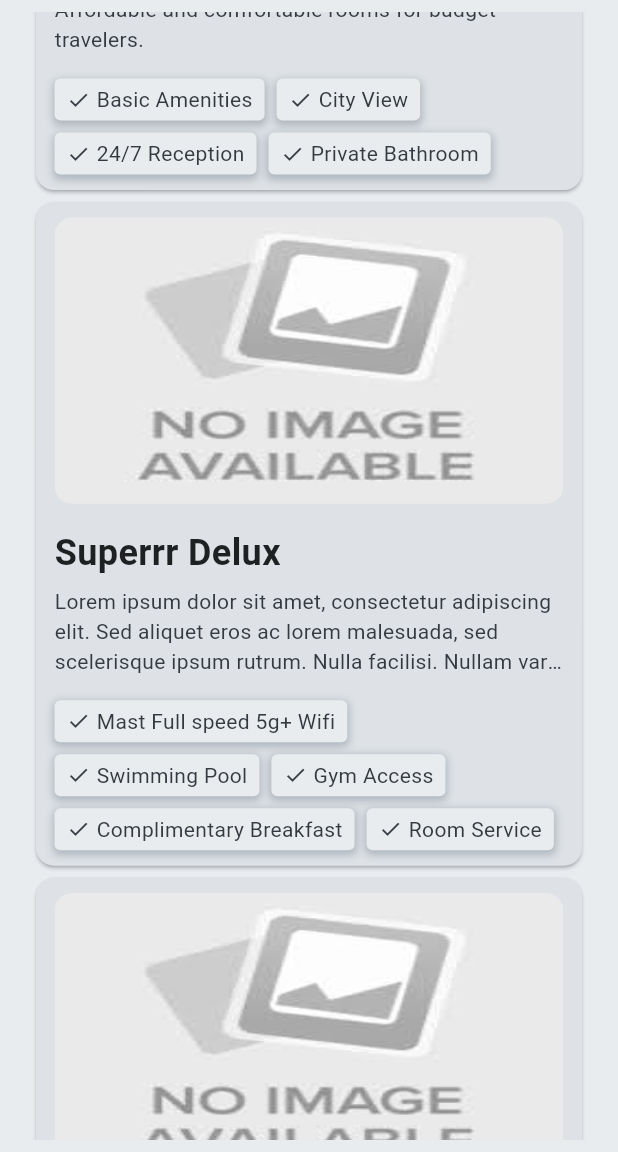
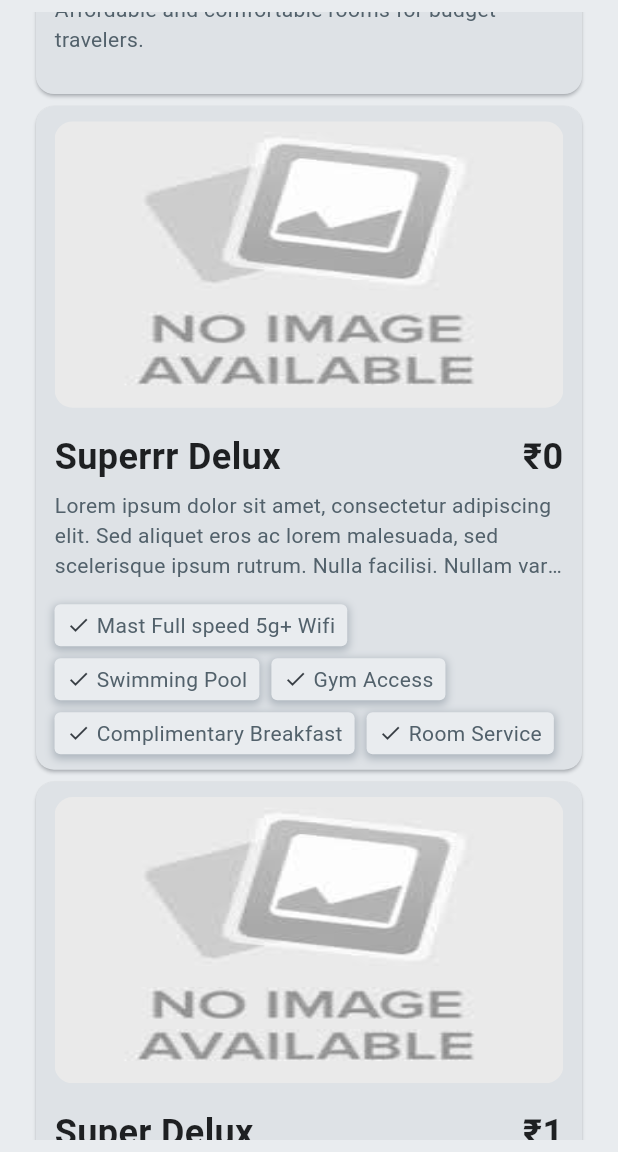
Before and after one commit to J7K7/dbs-Flutter, a Flutter app: the ViewAllProducts screen opened directly, scrolled down 2304 dp, on a phone screen of 412 x 824 dp, the part 84-1236 px from its top. Run offline on Flutter 3.47's test engine with Material 3 defaults, Android fonts, the phone set to English and light mode, and no system bars; our stand-ins replace cached_network_image, carousel_slider, connectivity_plus, dio, flutter_spinkit, get and 2 more; accounts and stored records are empty; network calls fail; Roboto replaces fonts that are missing (Poppins, Poppins-Bold, Poppins-Medium).

Commit message:
Till Price addition Done

```diff
--- a/lib/Themes/AppTextStyle.dart
+++ b/lib/Themes/AppTextStyle.dart
@@ -32,7 +32,7 @@ class AppTextStyles {
   static const TextStyle bodyTextStyle = TextStyle(
     fontFamily: fontPoppins,
     fontSize: fsNormal,
-    color: primary200,
+    color: text200,
   );
   // medium BodyText
   static const TextStyle mediumBodyTextStyle = TextStyle(
--- a/lib/Themes/UiUtils.dart
+++ b/lib/Themes/UiUtils.dart
@@ -55,13 +55,12 @@ Image errorImageWidget() => Image.asset(defaultErrorImageUrl, fit: BoxFit.fill);
 
 Widget getImageWidget(String imagePath) {
   return CachedNetworkImage(
-    imageUrl: PRODUCT_IMAGE_PATH + imagePath,
-    errorWidget: (context, url, error) => errorIconWidget(size: 50),
-    placeholder: (context, url) => const CircularProgressIndicator(
-      valueColor: AlwaysStoppedAnimation<Color>(Color(0xFF1e2022)),
-    ),
-    fit: BoxFit.fill, //fit:BoxFit.fill
-  );
+      imageUrl: PRODUCT_IMAGE_PATH + imagePath,
+      errorWidget: (context, url, error) => errorIconWidget(size: 50),
+      placeholder: (context, url) => const CircularProgressIndicator(
+            valueColor: AlwaysStoppedAnimation<Color>(Color(0xFF1e2022)),
+          ),
+      fit: BoxFit.fill);
 }
 
 // // Input Text Styles //
--- a/lib/pages/Login/controller.dart
+++ b/lib/pages/Login/controller.dart
@@ -2,6 +2,7 @@ import 'package:dbs_frontend/AppCommon/ApiService.dart';
 import 'package:dbs_frontend/Themes/AppStrings.dart';
 import 'package:dbs_frontend/Themes/UiUtils.dart';
 import 'package:dbs_frontend/Utilities/SharedPreferences.dart';
+import 'package:dbs_frontend/pages/HomeScreen/homePage.dart';
 import 'package:dbs_frontend/pages/HomeScreen/screen.dart';
 import 'package:flutter/material.dart';
 import 'package:get/get.dart';
@@ -65,7 +66,7 @@ class LoginController extends GetxController {
         txtPassword.clear();
         isLoading(false);
         // Get.offAll(() => NavigationDrawerShow());
-        Get.offAll(() => HomeScreen());
+        Get.offAll(() => HomePage());
         return;
       },
       failed: (data) {
--- a/lib/pages/SplashScreen/Controller.dart
+++ b/lib/pages/SplashScreen/Controller.dart
@@ -1,6 +1,7 @@
 import 'dart:async';
 import 'package:dbs_frontend/Themes/AppStrings.dart';
 import 'package:dbs_frontend/Utilities/SharedPreferences.dart';
+import 'package:dbs_frontend/pages/HomeScreen/homePage.dart';
 import 'package:dbs_frontend/pages/HomeScreen/screen.dart';
 import 'package:dbs_frontend/pages/LandingPage/screen.dart';
 import 'package:dbs_frontend/pages/ViewAllProducts/screen.dart';
@@ -33,9 +34,9 @@ class SplashController extends GetxController {
 
     Future.delayed(const Duration(seconds: 1), () {
       if (SharedPrefs.isContains(LOGINDATA)) {
-        Get.to(() => HomeScreen());
+        Get.to(() => HomePage());
       } else {
-        Get.to(() => HomeScreen());
+        Get.to(() => HomePage());
       }
     });
   }
--- a/lib/pages/ViewAllProducts/controller.dart
+++ b/lib/pages/ViewAllProducts/controller.dart
@@ -175,30 +175,7 @@ class ProductListController extends GetxController {
       "images": [
         {"imageId": 2, "imagePath": "productImages-1709284815726-587222272.png"}
       ],
-      "features": [
-        {
-          "featureName": "Basic Amenities",
-          "iconData": Icons.check,
-          "featureDescription":
-              "Includes essential amenities for a comfortable stay."
-        },
-        {
-          "featureName": "City View",
-          "iconData": Icons.location_city,
-          "featureDescription": "Enjoy stunning views of the city skyline."
-        },
-        {
-          "featureName": "24/7 Reception",
-          "iconData": Icons.access_time,
-          "featureDescription":
-              "Reception desk available round-the-clock for assistance."
-        },
-        {
-          "featureName": "Private Bathroom",
-          "iconData": Icons.bathtub,
-          "featureDescription": "Each room comes with a private bathroom."
-        }
-      ],
+      "features": [],
       "slots": []
     },
   ];
--- a/lib/pages/ViewAllProducts/productCard.dart
+++ b/lib/pages/ViewAllProducts/productCard.dart
@@ -105,12 +105,38 @@ class ProductCard extends StatelessWidget {
                 crossAxisAlignment: CrossAxisAlignment.start,
                 mainAxisAlignment: MainAxisAlignment.center,
                 children: [
-                  Text(
-                    product.productName ?? '',
-                    style: AppTextStyles.subheadingTextStyle,
-                    maxLines: 1,
-                    overflow: TextOverflow.ellipsis,
+                  Row(
+                    children: [
+                      Expanded(
+                        flex: 6, // 70% of the available space
+                        child: Text(
+                          product.productName ?? '',
+                          style: AppTextStyles.subheadingTextStyle,
+                          maxLines: 1,
+                          overflow: TextOverflow.ellipsis,
+                        ),
+                      ),
+                      hSpace(screenHeight *
+                          0.01), // Add space between product name and price
+                      Expanded(
+                        flex: 3, // 30% of the available space
+                        child: Text(
+                          product.productId != null
+                              ? '₹${product.productId}'
+                              : '',
+                          textAlign: TextAlign.end,
+                          maxLines: 1,
+                          style: AppTextStyles.subheadingTextStyle,
+                        ),
+                      ),
+                    ],
                   ),
+                  // Text(
+                  //   product.productName ?? '',
+                  //   style: AppTextStyles.subheadingTextStyle,
+                  //   maxLines: 1,
+                  //   overflow: TextOverflow.ellipsis,
+                  // ),
                   vSpace(5),
                   Text(
                     product.productDescription != null
```
Also changed, not shown: lib/pages/HomeScreen/HomePage.dart (added, +197 -0 lines), lib/pages/ProductDetails/screen.dart (+9 -4 lines).
